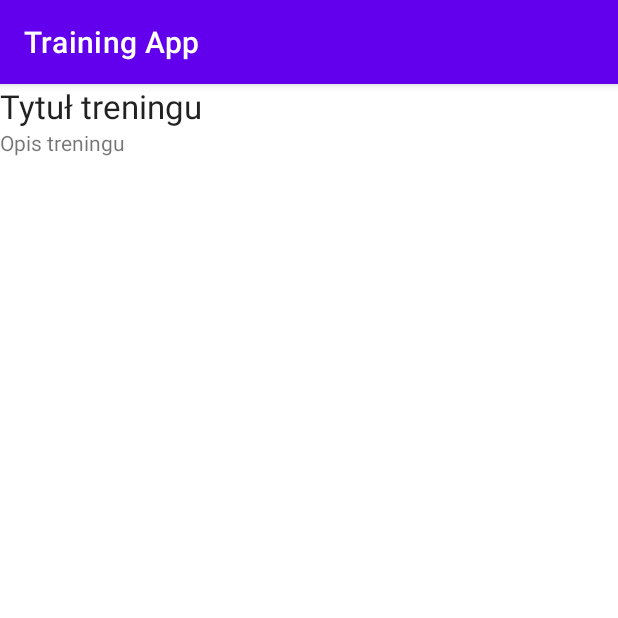
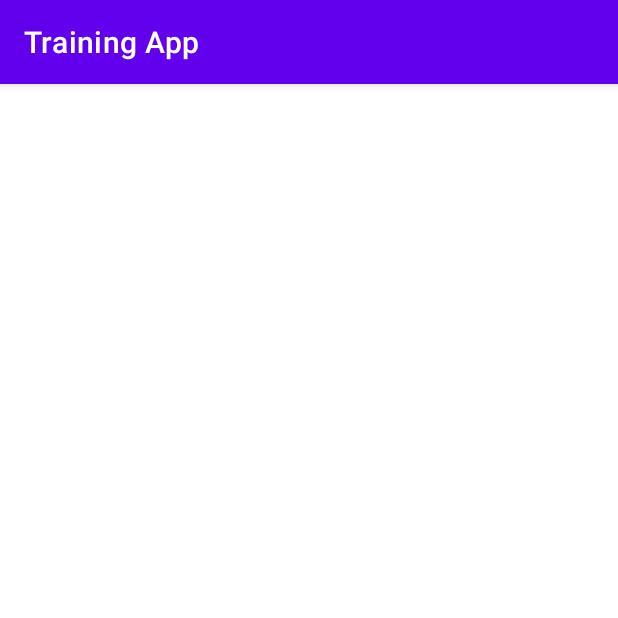
Before and after one commit to LinuxKyrios/TrainingApp, an Android app: the WorkoutDetailFragment screen opened directly, with no data from a screen before it, on a phone screen of 412 x 824 dp, the top half of it. Run offline under Robolectric (Android 15) with nearby library versions, the phone set to English and light mode, and no system bars.

Commit message:
Created workout java class

```diff
--- /dev/null
+++ b/app/src/main/java/com/linuxkyrios/trainingapp/Workout.java
@@ -0,0 +1,4 @@
+package com.linuxkyrios.trainingapp;
+
+public class Workout {
+}
--- a/app/src/main/res/layout/fragment_workout_detail.xml
+++ b/app/src/main/res/layout/fragment_workout_detail.xml
@@ -8,13 +8,11 @@
         android:layout_width="wrap_content"
         android:layout_height="wrap_content"
         android:textAppearance="?android:attr/textAppearanceLarge"
-        android:text="@string/workout_title"
         android:id="@+id/textTitle" />
 
     <TextView
         android:layout_width="wrap_content"
         android:layout_height="wrap_content"
-        android:text="@string/workout_description"
         android:id="@+id/textDescription" />
 
 </LinearLayout>
```
